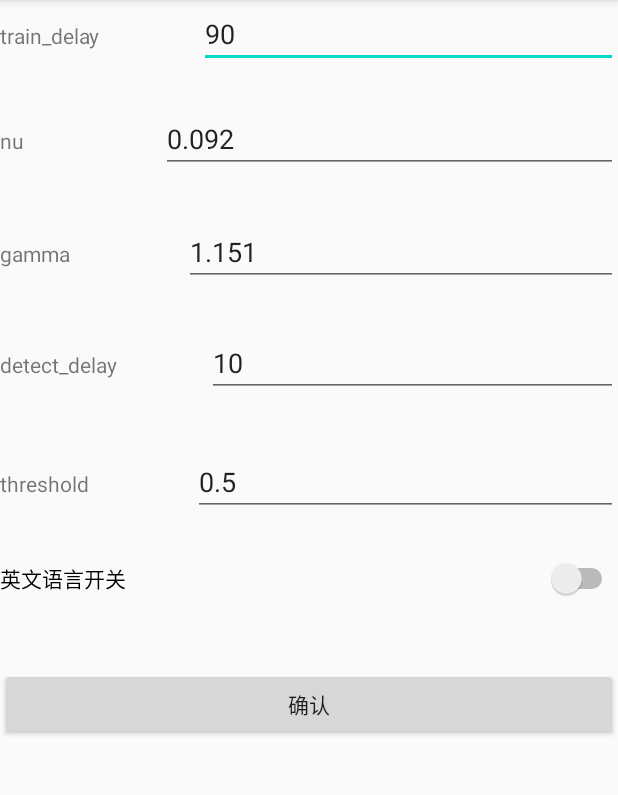
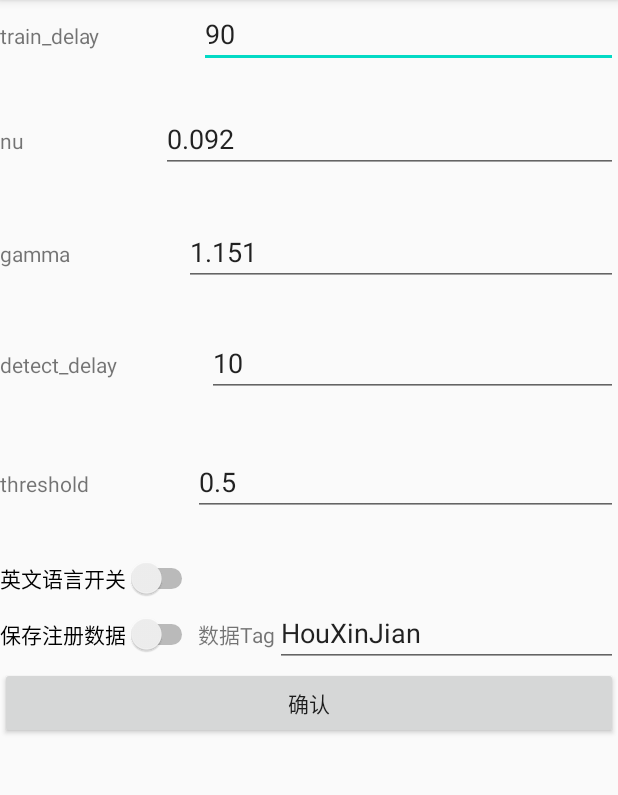
Before and after one commit to jizhangattw/auth-model-demo, an Android app: the ParameterConfigActivity screen opened directly, with no data from a screen before it, on a phone screen of 412 x 824 dp, the part 84-879 px from its top. Run offline under Robolectric (Android 15) with nearby library versions, the phone set to English and light mode, and no system bars.

Commit message:
save training data with user tag

```diff
--- a/app/src/main/java/com/thoughtworks/data/authmodeldemo/login/helper/PredictionHelper.kt
+++ b/app/src/main/java/com/thoughtworks/data/authmodeldemo/login/helper/PredictionHelper.kt
@@ -24,11 +24,11 @@ fun startPrediction(context: Context, predictionCallback: (IntArray) -> Unit): F
     return collectData(hzToMillisecond(100), context)
         .recordData(configurationHelper.detectDelay)
         .doOnNext {
-            backupData("before_normalized.json", Gson().toJson(it), context)
+            backupData("before_normalized.json", it, context)
         }
         .normalized()
         .doOnNext {
-            backupData("after_normalized.json", Gson().toJson(it), context)
+            backupData("after_normalized.json", it, context)
         }
         .reshapeData(aiWindowSize, aiWindowSize)
         .obtainFeature(context)
--- a/app/src/main/java/com/thoughtworks/data/authmodeldemo/parameterconfig/helper/ConfigurationHelper.kt
+++ b/app/src/main/java/com/thoughtworks/data/authmodeldemo/parameterconfig/helper/ConfigurationHelper.kt
@@ -53,6 +53,22 @@ class ConfigurationHelper(context: Context) {
                 .apply()
         }
 
+    var saveSignUpDataToggle: Boolean
+        get() = sharedPreferences.getBoolean(SAVE_SIGN_UP_DATA_TOGGLE, false)
+        set(value) {
+            sharedPreferences.edit()
+                .putBoolean(SAVE_SIGN_UP_DATA_TOGGLE, value)
+                .apply()
+        }
+
+    var saveSignUpDataTag: String
+        get() = sharedPreferences.getString(SAVE_SIGN_UP_DATA_TAG, "HouXinJian") ?: ""
+        set(value) {
+            sharedPreferences.edit()
+                .putString(SAVE_SIGN_UP_DATA_TAG, value)
+                .apply()
+        }
+
     companion object {
         const val TRAIN_DELAY = "train_delay"
         const val NU = "nu"
@@ -60,5 +76,7 @@ class ConfigurationHelper(context: Context) {
         const val DETECT_DELAY = "detect_delay"
         const val THRESHOLD = "threshold"
         const val ENGLISH_LANGUAGE_TOGGLE = "english_language_toggle"
+        const val SAVE_SIGN_UP_DATA_TOGGLE = "save_sign_up_data_toggle"
+        const val SAVE_SIGN_UP_DATA_TAG = "save_sign_up_data_tag"
     }
 }
--- a/app/src/main/java/com/thoughtworks/data/authmodeldemo/parameterconfig/view/ParameterConfigActivity.kt
+++ b/app/src/main/java/com/thoughtworks/data/authmodeldemo/parameterconfig/view/ParameterConfigActivity.kt
@@ -34,42 +34,24 @@ class ParameterConfigActivity : AppCompatActivity() {
     }
 
     private fun saveCurrentParameter() {
-        val trainDelayInputEdit = findViewById<View>(R.id.train_delay_input) as EditText
-        configurationHelper.trainDelay = trainDelayInputEdit.text.toString().toInt()
-
-        val nuInputEdit = findViewById<View>(R.id.nu_input) as EditText
-        configurationHelper.nu = nuInputEdit.text.toString().toFloat()
-
-        val gammaInputEdit = findViewById<View>(R.id.gamma_input) as EditText
-        configurationHelper.gamma = gammaInputEdit.text.toString().toFloat()
-
-        val detectDelayInputEdit = findViewById<View>(R.id.detect_delay_input) as EditText
-        configurationHelper.detectDelay = detectDelayInputEdit.text.toString().toInt()
-
-        val thresholdInputEdit = findViewById<View>(R.id.threshold_input) as EditText
-        configurationHelper.threshold = thresholdInputEdit.text.toString().toFloat()
-
-        val englishLanguageSwitch = findViewById<View>(R.id.englishLanguageSwitch) as Switch
+        configurationHelper.trainDelay = trainDelayInputEditText.text.toString().toInt()
+        configurationHelper.nu = nuInputEditText.text.toString().toFloat()
+        configurationHelper.gamma = gammaInputEditText.text.toString().toFloat()
+        configurationHelper.detectDelay = detectDelayInputEditText.text.toString().toInt()
+        configurationHelper.threshold = thresholdInputEditText.text.toString().toFloat()
         configurationHelper.englishLanguageToggle = englishLanguageSwitch.isChecked
+        configurationHelper.saveSignUpDataToggle = saveSignUpDataSwitch.isChecked
+        configurationHelper.saveSignUpDataTag = saveSignUpDataTag.text.toString()
     }
 
     private fun loadCurrentParameter() {
-        val trainDelayInputEdit = findViewById<View>(R.id.train_delay_input) as EditText
-        trainDelayInputEdit.setText(configurationHelper.trainDelay.toString())
-
-        val nuInputEdit = findViewById<View>(R.id.nu_input) as EditText
-        nuInputEdit.setText(configurationHelper.nu.toString())
-
-        val gammaInputEdit = findViewById<View>(R.id.gamma_input) as EditText
-        gammaInputEdit.setText(configurationHelper.gamma.toString())
-
-        val detectDelayInputEdit = findViewById<View>(R.id.detect_delay_input) as EditText
-        detectDelayInputEdit.setText(configurationHelper.detectDelay.toString())
-
-        val thresholdInputEdit = findViewById<View>(R.id.threshold_input) as EditText
-        thresholdInputEdit.setText(configurationHelper.threshold.toString())
-
-        val englishLanguageSwitch = findViewById<View>(R.id.englishLanguageSwitch) as Switch
+        trainDelayInputEditText.setText(configurationHelper.trainDelay.toString())
+        nuInputEditText.setText(configurationHelper.nu.toString())
+        gammaInputEditText.setText(configurationHelper.gamma.toString())
+        detectDelayInputEditText.setText(configurationHelper.detectDelay.toString())
+        thresholdInputEditText.setText(configurationHelper.threshold.toString())
         englishLanguageSwitch.isChecked = configurationHelper.englishLanguageToggle
+        saveSignUpDataSwitch.isChecked = configurationHelper.saveSignUpDataToggle
+        saveSignUpDataTag.setText(configurationHelper.saveSignUpDataTag)
     }
 }
--- a/app/src/main/java/com/thoughtworks/data/authmodeldemo/signup/helper/TrainingHelper.kt
+++ b/app/src/main/java/com/thoughtworks/data/authmodeldemo/signup/helper/TrainingHelper.kt
@@ -23,11 +23,11 @@ fun startTraining(context: Context): Flowable<Boolean> {
     return collectData(hzToMillisecond(100), context)
         .recordData(configurationHelper.trainDelay)
         .doOnNext {
-            backupData("before_normalized.json", Gson().toJson(it), context)
+            backupData("before_normalized.json", it, context)
         }
         .normalized()
         .doOnNext {
-            backupData("after_normalized.json", Gson().toJson(it), context)
+            backupData("after_normalized.json", it, context)
         }
         .reshapeData(aiWindowSize, aiWindowSize)
         .obtainFeature(context)
--- a/app/src/main/res/layout/activity_parameter_config.xml
+++ b/app/src/main/res/layout/activity_parameter_config.xml
@@ -12,20 +12,19 @@
         android:orientation="horizontal">
 
         <TextView
-            android:id="@+id/train_delay"
             android:layout_width="wrap_content"
             android:layout_height="wrap_content"
             android:layout_weight="1"
             android:text="@string/train_delay" />
 
         <EditText
-            android:id="@+id/train_delay_input"
+            android:id="@+id/trainDelayInputEditText"
             android:layout_width="wrap_content"
             android:layout_height="wrap_content"
             android:layout_weight="1"
             android:ems="10"
             android:inputType="textPersonName"
-            android:text="90" />
+            tools:text="90" />
     </LinearLayout>
 
     <LinearLayout
@@ -34,20 +33,19 @@
         android:orientation="horizontal">
 
         <TextView
-            android:id="@+id/nu"
             android:layout_width="wrap_content"
             android:layout_height="wrap_content"
             android:layout_weight="1"
             android:text="@string/nu" />
 
         <EditText
-            android:id="@+id/nu_input"
+            android:id="@+id/nuInputEditText"
             android:layout_width="wrap_content"
             android:layout_height="wrap_content"
             android:layout_weight="1"
             android:ems="10"
             android:inputType="textPersonName"
-            android:text="0.092" />
+            tools:text="0.092" />
     </LinearLayout>
 
     <LinearLayout
@@ -56,20 +54,19 @@
         android:orientation="horizontal">
 
         <TextView
-            android:id="@+id/gamma"
             android:layout_width="wrap_content"
             android:layout_height="wrap_content"
             android:layout_weight="1"
             android:text="@string/gamma" />
 
         <EditText
-            android:id="@+id/gamma_input"
+            android:id="@+id/gammaInputEditText"
             android:layout_width="wrap_content"
             android:layout_height="wrap_content"
             android:layout_weight="1"
             android:ems="10"
             android:inputType="textPersonName"
-            android:text="1.151" />
+            tools:text="1.151" />
     </LinearLayout>
 
     <LinearLayout
@@ -78,14 +75,13 @@
         android:orientation="horizontal">
 
         <TextView
-            android:id="@+id/detect_delay"
             android:layout_width="wrap_content"
             android:layout_height="wrap_content"
             android:layout_weight="1"
             android:text="@string/detect_delay" />
 
         <EditText
-            android:id="@+id/detect_delay_input"
+            android:id="@+id/detectDelayInputEditText"
             android:layout_width="wrap_content"
             android:layout_height="wrap_content"
             android:layout_weight="1"
@@ -100,14 +96,13 @@
         android:orientation="horizontal">
 
         <TextView
-            android:id="@+id/threshold"
             android:layout_width="wrap_content"
             android:layout_height="wrap_content"
             android:layout_weight="1"
             android:text="@string/threshold" />
 
         <EditText
-            android:id="@+id/threshold_input"
+            android:id="@+id/thresholdInputEditText"
             android:layout_width="wrap_content"
             android:layout_height="wrap_content"
             android:layout_weight="1"
@@ -116,18 +111,28 @@
 
     </LinearLayout>
 
-    <LinearLayout
-        android:layout_width="match_parent"
-        android:layout_height="73dp"
-        android:orientation="horizontal">
+    <Switch
+        android:id="@+id/englishLanguageSwitch"
+        android:layout_width="wrap_content"
+        android:layout_height="wrap_content"
+        android:text="@string/english_language_toggle" />
 
+    <LinearLayout android:layout_height="wrap_content"
+        android:layout_width="match_parent">
         <Switch
-            android:id="@+id/englishLanguageSwitch"
+            android:id="@+id/saveSignUpDataSwitch"
             android:layout_width="wrap_content"
             android:layout_height="wrap_content"
-            android:layout_weight="1"
-            android:text="@string/english_language_toggle" />
-
+            android:text="@string/save_sign_up_data_toggle" />
+        <TextView
+            android:layout_width="wrap_content"
+            android:layout_height="wrap_content"
+            android:text="@string/save_sign_up_data_tag" />
+        <EditText
+            android:id="@+id/saveSignUpDataTag"
+            android:layout_width="0dp"
+            android:layout_height="wrap_content"
+            android:layout_weight="1" />
     </LinearLayout>
 
     <Button
--- a/app/src/main/res/values/strings.xml
+++ b/app/src/main/res/values/strings.xml
@@ -25,4 +25,6 @@
     <string name="spike_getFeature">Spike 获取特征</string>
     <string name="spike_trainOCSVM">Spike 训练OCSVM</string>
     <string name="spike_predictOCSVM">Spike 预测OCSVM</string>
+    <string name="save_sign_up_data_toggle">保存注册数据</string>
+    <string name="save_sign_up_data_tag">数据Tag</string>
 </resources>
```
Also changed, not shown: app/src/main/java/com/thoughtworks/data/authmodeldemo/common/helper/BackupHelper.kt (+19 -3 lines).
